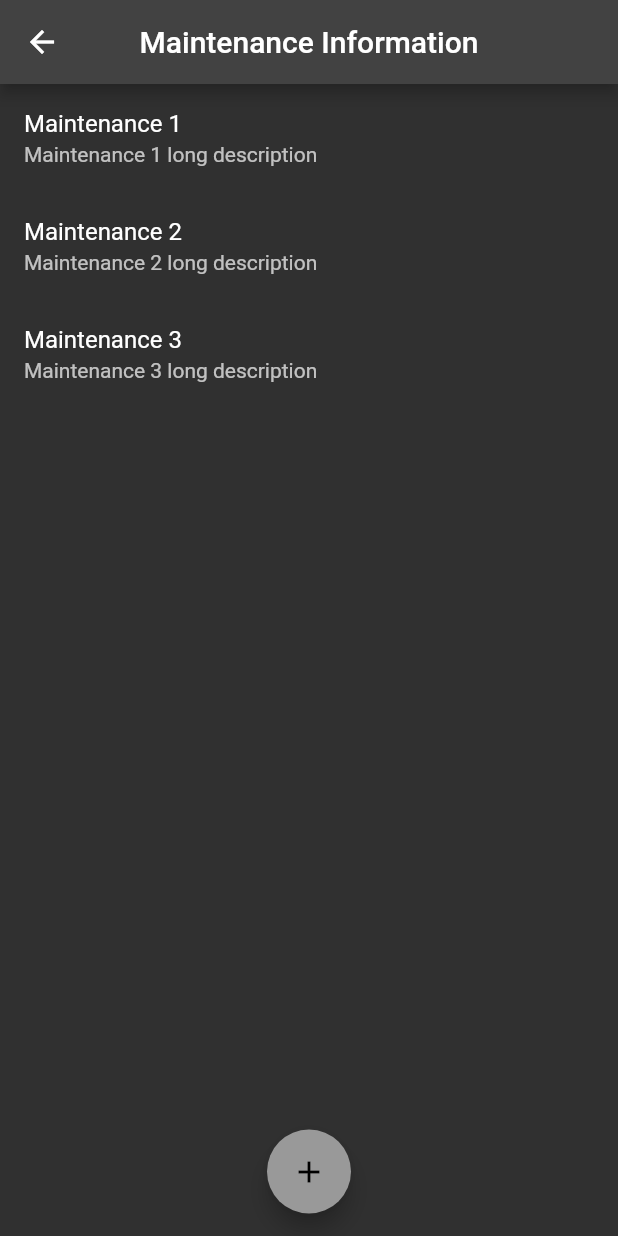
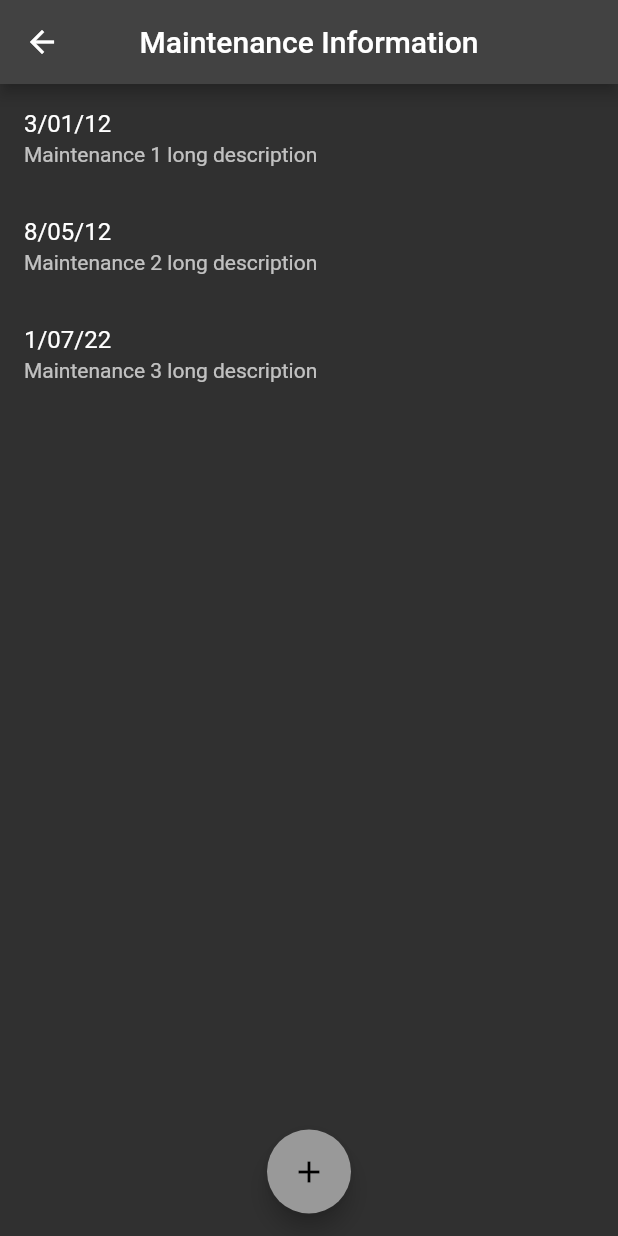
Before and after one commit to Imsurajr/SiteGenius, a Flutter app: the OptionsScreen screen opened directly, after a tap on "Maintenance Information", on a phone screen of 412 x 824 dp. Run offline on Flutter 3.47's test engine with Material 2 defaults, Android fonts, the phone set to English and light mode, and no system bars.

Commit message:
New features.

```diff
--- a/lib/screens/selectedVehicleScreen.dart
+++ b/lib/screens/maintenance.dart
@@ -1,32 +1,28 @@
 import 'package:flutter/material.dart';
+import 'package:intl/intl.dart';
 
-class selectedVehicle extends StatefulWidget {
-  selectedVehicle({required this.appBarTitle, required this.optionNumber});
-  final String appBarTitle;
-  final int optionNumber;
+class maintenance extends StatefulWidget {
   TextEditingController _addInformationTitle = TextEditingController();
   TextEditingController _addInformationDesc = TextEditingController();
-  List<String> MI = ['Maintenance 1', 'Maintenance 2', 'Maintenance 3'];
-  List<String> TI = ['Tyre changed 1', 'Tyre changed 2', 'Tyre changed 3'];
-  List<String> AI = ['Average 1', 'Average 2', 'Average 3'];
-  List<String> MID = ['Maintenance 1 long description', 'Maintenance 2 long description', 'Maintenance 3 long description'];
-  List<String> TID = ['Tyre changed 1 long description', 'Tyre changed 2 long description', 'Tyre changed 3 long description'];
-  List<String> AID = ['Average 1 long description', 'Average 2 long description', 'Average 3 long description'];
+  List<String> MI = ['3/01/12', '8/05/12', '1/07/22'];
+  List<String> MID = [
+    'Maintenance 1 long description',
+    'Maintenance 2 long description',
+    'Maintenance 3 long description'
+  ];
+
   @override
-  State<selectedVehicle> createState() => _selectedVehicleState();
+  State<maintenance> createState() => _maintenanceState();
 }
 
-class _selectedVehicleState extends State<selectedVehicle> {
+class _maintenanceState extends State<maintenance> {
   @override
   Widget build(BuildContext context) {
-    List<String> selectedList = getSelectedList(widget.optionNumber);
-    List<String> listDesc = getDesc(widget.optionNumber);
-
     return Scaffold(
       appBar: AppBar(
         centerTitle: true,
         title: Text(
-          widget.appBarTitle,
+          "Maintenance Information",
           style: TextStyle(fontWeight: FontWeight.w500),
         ),
       ),
@@ -35,11 +31,11 @@ class _selectedVehicleState extends State<selectedVehicle> {
           Expanded(
             child: ListView.builder(
               physics: BouncingScrollPhysics(),
-              itemCount: selectedList.length,
+              itemCount: widget.MI.length,
               itemBuilder: (BuildContext context, int index) {
                 return ListTile(
-                  title: Text(selectedList[index]),
-                  subtitle: Text(listDesc[index]),
+                  title: Text(widget.MI[index]),
+                  subtitle: Text(widget.MID[index]),
                 );
               },
             ),
@@ -66,15 +62,37 @@ class _selectedVehicleState extends State<selectedVehicle> {
           return AlertDialog(
             backgroundColor: Color(0xFF999999),
             title: Text(
-              "Add New ${widget.appBarTitle}",
+              "Add New Maintenance Information",
               style: TextStyle(color: Colors.black),
             ),
             content: Column(
               mainAxisSize: MainAxisSize.min,
               children: [
-                TextField(
+                TextFormField(
+                  textAlign: TextAlign.center,
                   controller: widget._addInformationTitle,
                   decoration: InputDecoration(
+                      hintText: "Date",
+                      // labelText: "Date",
+                      suffixIcon: GestureDetector(
+                        onTap: () async {
+                          DateTime? date = await showDatePicker(
+                            context: context,
+                            initialDate: DateTime.now(),
+                            firstDate: DateTime(2010),
+                            lastDate: DateTime(2100),
+                          );
+                          if (date != null) {
+                            // widget._addInformationTitle;
+                            widget._addInformationTitle.text = DateFormat.yMd().format(date);
+                          }
+                        },
+                        child: Icon(Icons.calendar_today),
+                      ),
+                      hintStyle: TextStyle(
+                          color: Colors.black,
+                          fontWeight: FontWeight.w400,
+                          fontSize: 15),
                       enabledBorder: OutlineInputBorder(
                           borderSide: BorderSide(color: Colors.black)),
                       focusedBorder: OutlineInputBorder(
@@ -90,7 +108,13 @@ class _selectedVehicleState extends State<selectedVehicle> {
                 ),
                 TextField(
                   controller: widget._addInformationDesc,
+                  textAlign: TextAlign.center,
                   decoration: InputDecoration(
+                    hintText: "Add long Description",
+                    hintStyle: TextStyle(
+                        color: Colors.black,
+                        fontWeight: FontWeight.w400,
+                        fontSize: 15),
                     enabledBorder: OutlineInputBorder(
                       borderSide: BorderSide(color: Colors.black),
                     ),
@@ -117,8 +141,8 @@ class _selectedVehicleState extends State<selectedVehicle> {
                   String newInformation = widget._addInformationTitle.text;
                   String description = widget._addInformationDesc.text;
                   setState(() {
-                    getSelectedList(widget.optionNumber).add(newInformation);
-                    getDesc(widget.optionNumber).add(description);
+                    widget.MI.add(newInformation);
+                    widget.MID.add(description);
                   });
                 },
               ),
@@ -136,29 +160,4 @@ class _selectedVehicleState extends State<selectedVehicle> {
         });
   }
 
-  List<String> getSelectedList(int optionNumber) {
-    switch (optionNumber) {
-      case 1:
-        return widget.MI;
-      case 2:
-        return widget.TI;
-      case 3:
-        return widget.AI;
-      default:
-        return [];
-    }
-  }
-  List<String> getDesc(int optionNumber) {
-    switch (optionNumber) {
-      case 1:
-        return widget.MID;
-      case 2:
-        return widget.TID;
-      case 3:
-        return widget.AID;
-      default:
-        return [];
-    }
-  }
-
 }
--- a/lib/screens/vehicleOptionsList.dart
+++ b/lib/screens/vehicleOptionsList.dart
@@ -1,5 +1,7 @@
 import 'package:flutter/material.dart';
-import 'package:rrconstruction/screens/selectedVehicleScreen.dart';
+import 'package:rrconstruction/screens/average.dart';
+import 'package:rrconstruction/screens/maintenance.dart';
+import 'package:rrconstruction/screens/tyre.dart';
 
 List<String> vehicleOptions = [
   "Maintenance Information",
@@ -24,10 +26,14 @@ class OptionsScreen extends StatelessWidget {
               Navigator.push(
                 context,
                 MaterialPageRoute(
-                  builder: (context) => selectedVehicle(
-                    appBarTitle: '${vehicleOptions[index]}',
-                    optionNumber: (index + 1),
-                  ),
+                  builder: (context)  {
+                    return index==0 ? maintenance( ): index==1
+                         ? tyre() : average();
+                  }
+                  // => selectedVehicle(
+                  //   appBarTitle: '${vehicleOptions[index]}',
+                  //   optionNumber: (index + 1),
+                  // ),
                 ),
               );
             },
```
Also changed, not shown: lib/screens/average.dart (added, +321 -0 lines), lib/screens/tyre.dart (added, +163 -0 lines), pubspec.yaml (+1 -40 lines), pubspec.lock.
